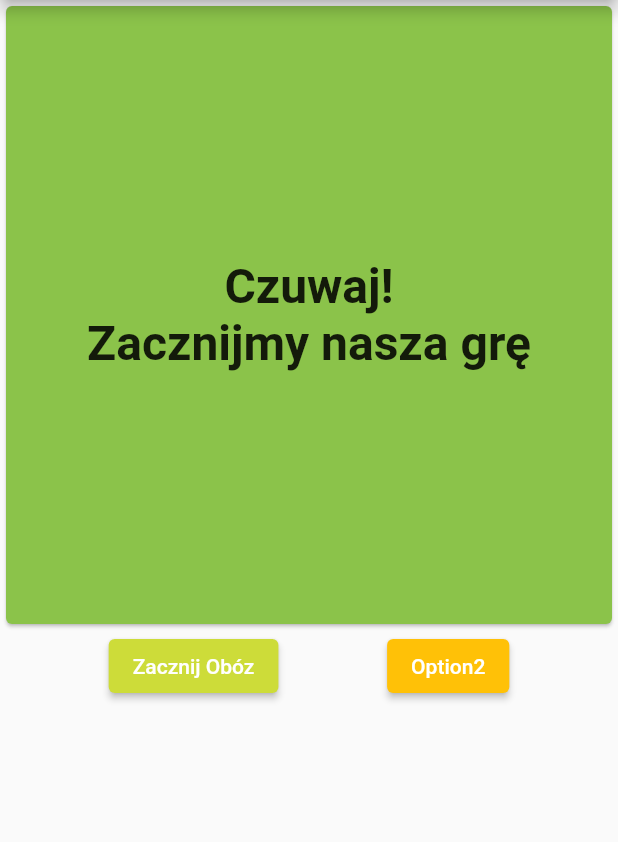
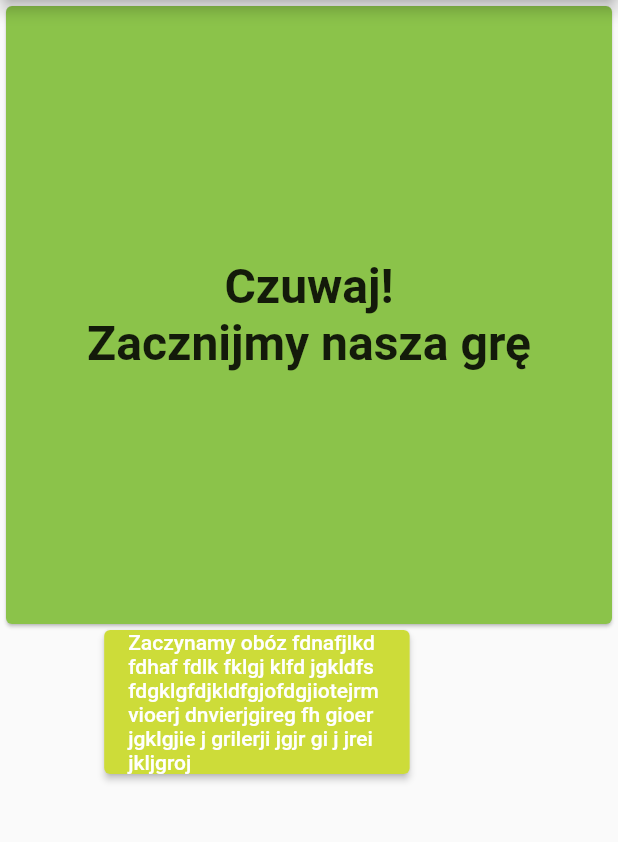
Before and after one commit to corvusalbus/scout_camp_lider, a Flutter app: the screen it shows after launch, on a phone screen of 412 x 824 dp, the part 84-926 px from its top. Run offline on Flutter 3.47's test engine with Material 2 defaults, Android fonts, the phone set to English and light mode, and no system bars; our stand-ins replace bloc, equatable, flutter_bloc, get_it.

Commit message:
add text and information button

```diff
--- a/lib/features/decision_maker/presentation/pages/decision_maker_page.dart
+++ b/lib/features/decision_maker/presentation/pages/decision_maker_page.dart
@@ -1,5 +1,7 @@
 import 'package:flutter/material.dart';
+import 'package:flutter/services.dart';
 import 'package:flutter_bloc/flutter_bloc.dart';
+import 'package:scout_camp_lider/features/decision_maker/domain/entities/situation.dart';
 import 'package:scout_camp_lider/features/decision_maker/presentation/bloc/decision_maker_bloc.dart';
 
 import '../../../../injection_container.dart';
@@ -59,15 +61,11 @@ class DecisionMakerPage extends StatelessWidget {
                     BlocBuilder<DecisionMakerBloc, DecisionMakerState>(
                       builder: (context, state) {
                         if (state is SituationLoadSuccess) {
-                          return ElevatedButton(
-                              style: ButtonStyle(
-                                  backgroundColor:
-                                      MaterialStateProperty.all<Color>(
-                                          Colors.lime)),
-                              onPressed: () =>
-                                  BlocProvider.of<DecisionMakerBloc>(context)
-                                      .add(OptionChosened(7, 1)),
-                              child: Text('Option1'));
+                          return OptionsButton(
+                            nextStory: 3,
+                            option: 1,
+                            situation: state.situation,
+                          );
                         } else if (state is DecisionMakerInitial) {
                           return ElevatedButton(
                               style: ButtonStyle(
@@ -77,7 +75,12 @@ class DecisionMakerPage extends StatelessWidget {
                               onPressed: () =>
                                   BlocProvider.of<DecisionMakerBloc>(context)
                                       .add(OptionChosened(1, 1)),
-                              child: Text('Zacznij Obóz'));
+                              child: Container(
+                                width:
+                                    MediaQuery.of(context).size.width * 5 / 12,
+                                child: Text(
+                                    'Zaczynamy obóz fdnafjlkd fdhaf fdlk fklgj klfd jgkldfs fdgklgfdjkldfgjofdgjiotejrmvioerj dnvierjgireg fh gioer jgklgjie j grilerji jgjr gi j jrei jkljgroj'),
+                              ));
                         } else {
                           return Container(
                             child: null,
@@ -85,14 +88,17 @@ class DecisionMakerPage extends StatelessWidget {
                         }
                       },
                     ),
-                    ElevatedButton(
-                        style: ButtonStyle(
-                            backgroundColor:
-                                MaterialStateProperty.all<Color>(Colors.amber)),
-                        onPressed: () =>
-                            BlocProvider.of<DecisionMakerBloc>(context)
-                                .add(OptionChosened(7, 2)),
-                        child: Text('Option2')),
+                    BlocBuilder<DecisionMakerBloc, DecisionMakerState>(
+                      builder: (context, state) {
+                        if (state is SituationLoadSuccess)
+                          return OptionsButton(
+                              nextStory: 3,
+                              option: 2,
+                              situation: state.situation);
+
+                        return Container(child: null);
+                      },
+                    )
                   ],
                 )
               ],
@@ -103,3 +109,31 @@ class DecisionMakerPage extends StatelessWidget {
     );
   }
 }
+
+class OptionsButton extends StatelessWidget {
+  final Situation situation;
+  final int option;
+  final int nextStory;
+  const OptionsButton(
+      {required this.situation, required this.option, required this.nextStory});
+
+  @override
+  Widget build(BuildContext context) {
+    String optionText = '';
+    if (option == 1) {
+      optionText = situation.option1;
+    } else
+      optionText = situation.option2;
+    return ElevatedButton(
+        style: ButtonStyle(
+            backgroundColor: MaterialStateProperty.all<Color>(Colors.lime)),
+        onPressed: () => BlocProvider.of<DecisionMakerBloc>(context)
+            .add(OptionChosened(nextStory, option)),
+        child: Container(
+          width: MediaQuery.of(context).size.width * 5 / 12,
+          child: Text(
+            optionText,
+          ),
+        ));
+  }
+}
--- a/pubspec.yaml
+++ b/pubspec.yaml
@@ -54,7 +54,7 @@ flutter:
 
   # To add assets to your application, add an assets section, like this:
   assets:
-    - situations.json
+    -  assets/situations.json
   #   - images/a_dot_ham.jpeg
 
   # An image asset can refer to one or more resolution-specific "variants", see
```
Also changed, not shown: lib/features/decision_maker/data/datasources/situation_local_data_source.dart (+4 -7 lines), lib/injection_container.dart (+47 -3 lines), 1 other file.
